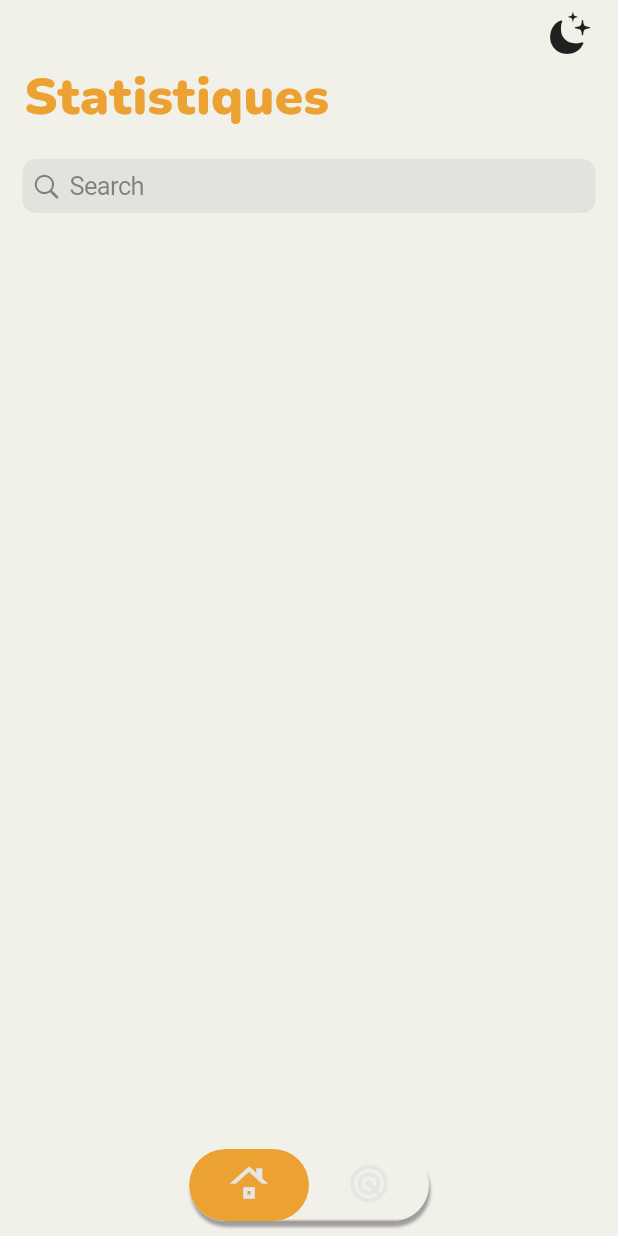
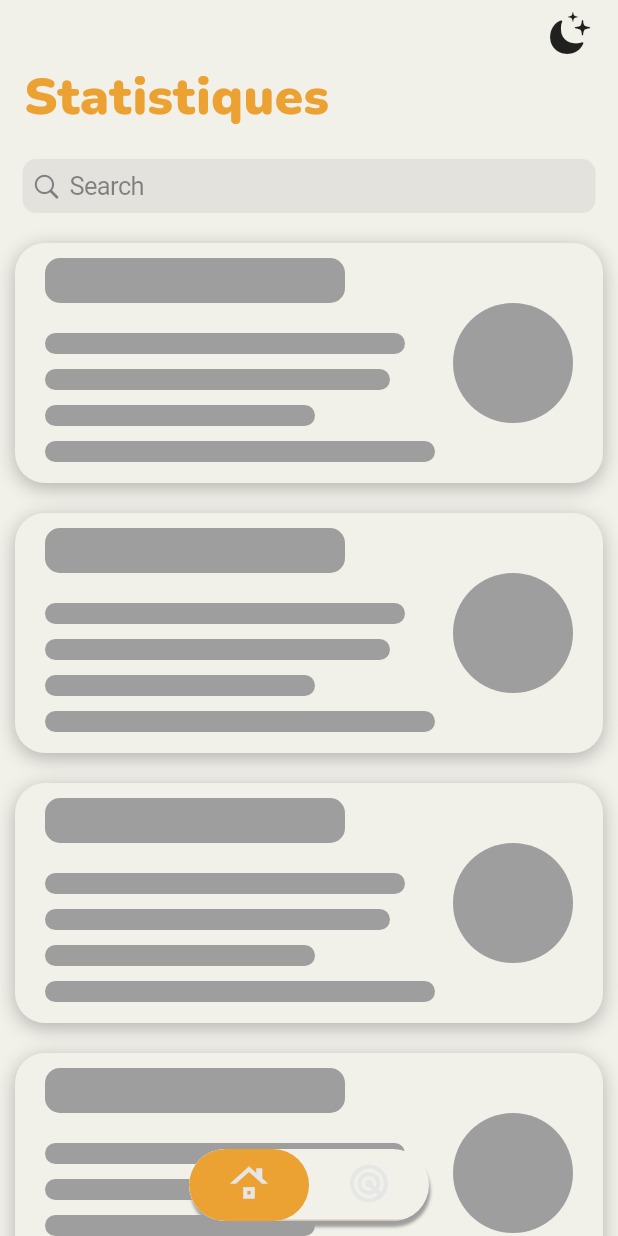
Before and after one commit to Pacome0106/eny, a Flutter app: the screen it shows after launch, on a phone screen of 412 x 824 dp. Run offline on Flutter 3.47's test engine with Material 2 defaults, Android fonts, the phone set to English and light mode, and no system bars; our stand-ins replace cloud_firestore, firebase_core, flutter_map, geocoding, latlong2, shared_preferences; missing offline and left inert: graphic; accounts and stored records are empty.

Commit message:
add mackette statistique

```diff
--- a/lib/pages/data_page.dart
+++ b/lib/pages/data_page.dart
@@ -22,6 +22,7 @@ class _DataPageState extends State<DataPage> {
   List provincesSearch = [];
   List reference = [];
   bool search = false;
+  bool isData = false;
   TextEditingController textController = TextEditingController();
 
   getprovince() async {
@@ -39,15 +40,18 @@ class _DataPageState extends State<DataPage> {
     }
     setState(() {
       provinces;
+      if (provinces.isNotEmpty) {
+        isData = true;
+      }
     });
   }
+
   getreference() async {
     await FirebaseFirestore.instance
         .collection("referenceValue")
         .get()
         .then((value) {
-
-      reference= value.docs;
+      reference = value.docs;
     });
     if (!mounted) {
       return;
@@ -57,13 +61,11 @@ class _DataPageState extends State<DataPage> {
     });
   }
 
-  calculs(double ref, double value){
+  calculs(double ref, double value) {
     double result = 0.0;
-    result = (value * 100)/ ref;
+    result = (value * 100) / ref;
     return result;
-
   }
-
 
   @override
   void initState() {
@@ -134,27 +136,51 @@ class _DataPageState extends State<DataPage> {
         SliverList(
           delegate: SliverChildBuilderDelegate(
             (context, index) {
-            var provincesAll = !search ? provinces[index] : provincesSearch[index];
-
-           double superficies = calculs(double.parse(reference.first['superficial']) ,double.parse(provincesAll['superficial']));
-           double population = calculs(double.parse(reference.first['population']) ,double.parse(provincesAll['population']));
+               List<Map<String, dynamic>> data = [
+                {'category': 'Superficie', 'sales': 0},
+                {'category': 'Population', 'sales': 0},
+                {'category': 'Density', 'sales': 0},
+                {'category': 'Taux_electric', 'sales': 0},
+              ];
+              final types = {
+                'Type 1': Colors.green,
+                'Type 2': Colors.lightBlue,
+                'Type 3': Colors.amber,
+                'Type 4': const Color(0xFFFF6422)
+              };
+               var provincesAll;
+              if(isData) {
+                 provincesAll =
+                !search ? provinces[index] : provincesSearch[index];
+                double superficies = calculs(
+                    double.parse(reference.first['superficial']),
+                    double.parse(provincesAll['superficial']));
+                double population = calculs(
+                    double.parse(reference.first['population']),
+                    double.parse(provincesAll['population']));
 
                 if (data[0]['category'] == 'Superficie') {
-             data[0]['sales'] = double.parse(superficies.toStringAsFixed(1));
+                  data[0]['sales'] =
+                      double.parse(superficies.toStringAsFixed(1));
                 }
                 if (data[1]['category'] == 'Population') {
-             data[1]['sales'] = double.parse(population.toStringAsFixed(1));
+                  data[1]['sales'] =
+                      double.parse(population.toStringAsFixed(1));
                 }
                 if (data[2]['category'] == 'Density') {
-             data[2]['sales'] = double.parse((double.parse(provincesAll['density'])/100).toStringAsFixed(1));
+                  data[2]['sales'] = double.parse(
+                      (double.parse(provincesAll['density']) / 100)
+                          .toStringAsFixed(1));
                 }
                 if (data[3]['category'] == 'Taux_electric') {
-             data[3]['sales'] = double.parse(provincesAll['taux d\'electrification']==''?'0':provincesAll['taux d\'electrification']);
+                  data[3]['sales'] = double.parse(
+                      provincesAll['taux d\'electrification'] == ''
+                          ? '0'
+                          : provincesAll['taux d\'electrification']);
                 }
-
-            return
-            Scrollbar(
-              child: Hero(
+              }
+              return Scrollbar(
+                  child: isData? Hero(
                 tag: "$index",
                 child: GestureDetector(
                   onTap: () {
@@ -193,10 +219,8 @@ class _DataPageState extends State<DataPage> {
                           crossAxisAlignment: CrossAxisAlignment.start,
                           children: [
                             AppTextLarge(
-                          text:
-                                 provincesAll['name'][0].toUpperCase() +
+                              text: provincesAll['name'][0].toUpperCase() +
                                   provincesAll['name'].substring(1),
-
                               size: 26,
                               color: AppColors.activColor,
                             ),
@@ -214,8 +238,7 @@ class _DataPageState extends State<DataPage> {
                                     color: Colors.black,
                                     size: 16),
                                 AppTextLarge(
-                                text:
-                                    "${provincesAll['superficial']} km2",
+                                    text: "${provincesAll['superficial']} km2",
                                     color: Colors.black,
                                     size: 16),
                               ],
@@ -233,8 +256,7 @@ class _DataPageState extends State<DataPage> {
                                     color: Colors.black,
                                     size: 16),
                                 AppTextLarge(
-                                text:
-                                    "${provincesAll['population']} hab",
+                                    text: "${provincesAll['population']} hab",
                                     color: Colors.black,
                                     size: 16),
                               ],
@@ -252,8 +274,7 @@ class _DataPageState extends State<DataPage> {
                                     color: Colors.black,
                                     size: 16),
                                 AppTextLarge(
-                                text:
-                                    "${provincesAll['density']} hab/km3",
+                                    text: "${provincesAll['density']} hab/km3",
                                     color: Colors.black,
                                     size: 16),
                               ],
@@ -280,14 +301,15 @@ class _DataPageState extends State<DataPage> {
                             ),
                           ],
                         ),
-                    Container(
+                        SizedBox(
                           width: 90,
                           height: 90,
                           child: Chart(
                             data: data,
                             variables: {
                               'category': Variable(
-                            accessor: (Map map) => map['category'] as String,
+                                accessor: (Map map) =>
+                                    map['category'] as String,
                               ),
                               'sales': Variable(
                                 accessor: (Map map) => map['sales'] as num,
@@ -296,30 +318,27 @@ class _DataPageState extends State<DataPage> {
                             },
                             marks: [
                               IntervalMark(
-                            position: Varset('percent') / Varset('category')  ,
+                                position:
+                                    Varset('percent') / Varset('category'),
                                 color: ColorEncode(
                                   variable: 'category',
                                   values: types.values.toList(),
                                 ),
                                 modifiers: [StackModifier()],
                                 shape: ShapeEncode(
-                              value:RectShape(
+                                  value: RectShape(
                                     labelPosition: 0.5,
                                     histogram: true,
-
-
                                   ),
-
                                 ),
-
                                 label: LabelEncode(
                                   encoder: (tuple) => Label(
                                     tuple['sales'].toString(),
                                     LabelStyle(
-                                    textStyle: TextStyle(color: Colors.black, fontSize: 10)),
+                                        textStyle: const TextStyle(
+                                            color: Colors.black, fontSize: 10)),
                                   ),
                                 ),
-
                               ),
                             ],
                             transforms: [
@@ -331,7 +350,6 @@ class _DataPageState extends State<DataPage> {
                             coord: PolarCoord(
                               transposed: true,
                               dimCount: 1,
-
                             ),
                           ),
                         ),
@@ -339,25 +357,88 @@ class _DataPageState extends State<DataPage> {
                     ),
                   ),
                 ),
+              ):Container(
+                    alignment: Alignment.centerLeft,
+                    margin: const EdgeInsets.all(10),
+                    padding: const EdgeInsets.only(
+                        top: 10, bottom: 10, left: 20, right: 20),
+                    decoration: BoxDecoration(
+                      color: AppColors.mainColor,
+                      borderRadius: BorderRadius.circular(20),
+                      boxShadow: const [
+                        BoxShadow(
+                          color: Colors.black26,
+                          blurRadius: 10,
+                          offset: Offset(0, 3),
+                        ),
+                      ],
+                    ),
+                    height: 160,
+                    child: Row(
+                      mainAxisAlignment: MainAxisAlignment.spaceBetween,
+                      children: [
+                        Column(
+                          crossAxisAlignment: CrossAxisAlignment.start,
+                          children: [
+                            Container(
+                              height: 30,
+                              width: 200,
+                              decoration: BoxDecoration(
+                                color: Colors.grey,
+                                borderRadius: borderRadius,
+                              ),
+                            ),
+                            const SizedBox(height: 20),
+                            Container(
+                              height: 14,
+                              width: 240,
+                              decoration: BoxDecoration(
+                                color: Colors.grey,
+                                borderRadius: borderRadius,
+                              ),
+                            ),
+                            sizedbox,
+                            Container(
+                              height: 14,
+                              width: 230,
+                              decoration: BoxDecoration(
+                                color: Colors.grey,
+                                borderRadius: borderRadius,
+                              ),
+                            ),
+                            sizedbox,
+                            Container(
+                              height: 14,
+                              width: 180,
+                              decoration: BoxDecoration(
+                                color: Colors.grey,
+                                borderRadius: borderRadius,
+                              ),
+                            ),
+                            sizedbox,
+                            Container(
+                              height: 14,
+                              width: 260,
+                              decoration: BoxDecoration(
+                                color: Colors.grey,
+                                borderRadius: borderRadius,
+                              ),
+                            ),
+                          ],
+                        ),
+                        const CircleAvatar(
+                          backgroundColor: Colors.grey,
+                          radius: 40,
                         )
-          );
+                      ],
+                    ),
+                  ),);
             },
-          childCount: !search ? provinces.length : provincesSearch.length,
+            childCount: isData?!search ? provinces.length : provincesSearch.length:6,
           ),
-      )
+        ),
     ]);
   }
 
-  static List<Map<String, dynamic>> data = [
-    {'category': 'Superficie', 'sales': 0},
-    {'category': 'Population', 'sales': 0},
-    {'category': 'Density', 'sales': 0},
-    {'category': 'Taux_electric', 'sales': 0},
-  ];
-  final types = {
-    'Type 1': Colors.green,
-    'Type 2': Colors.lightBlue,
-    'Type 3': Colors.amber,
-    'Type 4': const Color(0xFFFF6422)
-  };
+
 }
```
Lines whose indentation alone changed are shown as unchanged.
